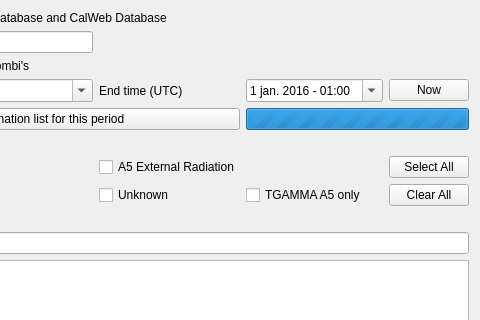
This is ui/jrodos_measurements_dialog_base.ui in rduivenvoorde/jrodos as Qt 5 draws it before an edit; both pictures show x 378 to 858 and y 0 to 320 of the 858 by 743 pixel window. The edited form follows.
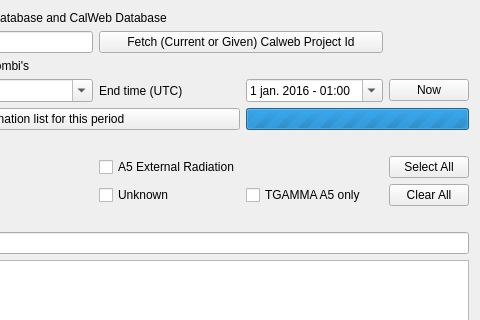
This is the edited form.

Commit message:
Make it possible to fetch a Calweb Project number
And use the start/end info from it in the measurements dialog

Diff of the .ui file:
```diff
--- a/ui/jrodos_measurements_dialog_base.ui
+++ b/ui/jrodos_measurements_dialog_base.ui
@@ -293,6 +293,13 @@
      </property>
     </widget>
    </item>
+   <item row="2" column="2" colspan="2">
+    <widget class="QPushButton" name="btn_current_calweb_id">
+     <property name="text">
+      <string>Fetch (Current or Given) Calweb Project Id</string>
+     </property>
+    </widget>
+   </item>
   </layout>
  </widget>
  <resources/>
```
The commit also changes 4 other files.
